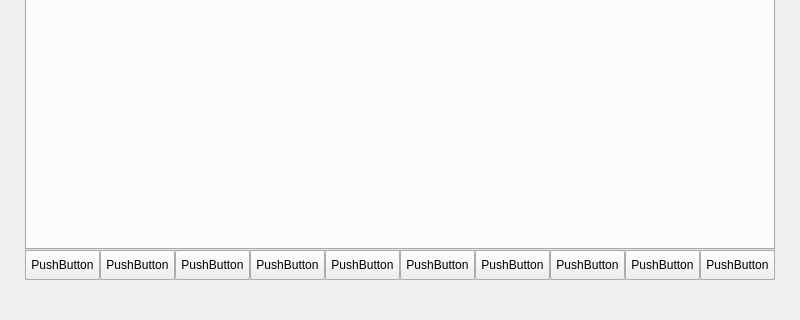
This is Client/tableanalisyswindow.ui in VTshniki/ork as Qt 5 draws it before an edit; both pictures show x 0 to 800 and y 320 to 640 of the 800 by 640 pixel window. The edited form follows.
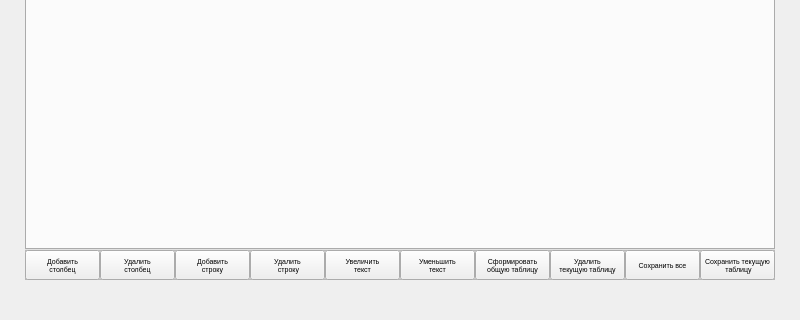
This is the edited form. The open tabs and pages were chosen to show the change.

The edit to the form file:
```diff
--- a/Client/tableanalisyswindow.ui
+++ b/Client/tableanalisyswindow.ui
@@ -86,8 +86,12 @@
       <height>30</height>
      </rect>
     </property>
+    <property name="styleSheet">
+     <string notr="true">QPushButton{font-size: 7px}</string>
+    </property>
     <property name="text">
-     <string>PushButton</string>
+     <string>Добавить 
+столбец</string>
     </property>
    </widget>
    <widget class="QPushButton" name="pushButton_3">
@@ -99,8 +103,12 @@
       <height>30</height>
      </rect>
     </property>
+    <property name="styleSheet">
+     <string notr="true">QPushButton{font-size: 7px}</string>
+    </property>
     <property name="text">
-     <string>PushButton</string>
+     <string>Удалить 
+столбец</string>
     </property>
    </widget>
    <widget class="QPushButton" name="pushButton_4">
@@ -112,8 +120,12 @@
       <height>30</height>
      </rect>
     </property>
+    <property name="styleSheet">
+     <string notr="true">QPushButton{font-size: 7px}</string>
+    </property>
     <property name="text">
-     <string>PushButton</string>
+     <string>Добавить 
+строку</string>
     </property>
    </widget>
    <widget class="QPushButton" name="pushButton_5">
@@ -125,8 +137,12 @@
       <height>30</height>
      </rect>
     </property>
+    <property name="styleSheet">
+     <string notr="true">QPushButton{font-size: 7px}</string>
+    </property>
     <property name="text">
-     <string>PushButton</string>
+     <string>Удалить
+ строку</string>
     </property>
    </widget>
    <widget class="QPushButton" name="pushButton_6">
@@ -138,8 +154,12 @@
       <height>30</height>
      </rect>
     </property>
+    <property name="styleSheet">
+     <string notr="true">QPushButton{font-size: 7px}</string>
+    </property>
     <property name="text">
-     <string>PushButton</string>
+     <string>Увеличить 
+текст</string>
     </property>
    </widget>
    <widget class="QPushButton" name="pushButton_7">
@@ -151,8 +171,12 @@
       <height>30</height>
      </rect>
     </property>
+    <property name="styleSheet">
+     <string notr="true">QPushButton{font-size: 7px}</string>
+    </property>
     <property name="text">
-     <string>PushButton</string>
+     <string>Уменьшить 
+текст</string>
     </property>
    </widget>
    <widget class="QPushButton" name="pushButton_8">
@@ -164,8 +188,12 @@
       <height>30</height>
      </rect>
     </property>
+    <property name="styleSheet">
+     <string notr="true">QPushButton{font-size: 7px}</string>
+    </property>
     <property name="text">
-     <string>PushButton</string>
+     <string>Сформировать 
+общую таблицу</string>
     </property>
    </widget>
    <widget class="QPushButton" name="pushButton_9">
@@ -177,8 +205,12 @@
       <height>30</height>
      </rect>
     </property>
+    <property name="styleSheet">
+     <string notr="true">QPushButton{font-size: 7px}</string>
+    </property>
     <property name="text">
-     <string>PushButton</string>
+     <string>Удалить 
+текущую таблицу</string>
     </property>
    </widget>
    <widget class="QPushButton" name="pushButton_10">
@@ -190,8 +222,11 @@
       <height>30</height>
      </rect>
     </property>
+    <property name="styleSheet">
+     <string notr="true">QPushButton{font-size: 7px}</string>
+    </property>
     <property name="text">
-     <string>PushButton</string>
+     <string>Сохранить все</string>
     </property>
    </widget>
    <widget class="QPushButton" name="pushButton_11">
@@ -203,8 +238,12 @@
       <height>30</height>
      </rect>
     </property>
+    <property name="styleSheet">
+     <string notr="true">QPushButton{font-size: 7px}</string>
+    </property>
     <property name="text">
-     <string>PushButton</string>
+     <string>Сохранить текущую
+ таблицу</string>
     </property>
    </widget>
   </widget>
```
Left out of the diff: 15 changed lines with no effect on the pictures.
